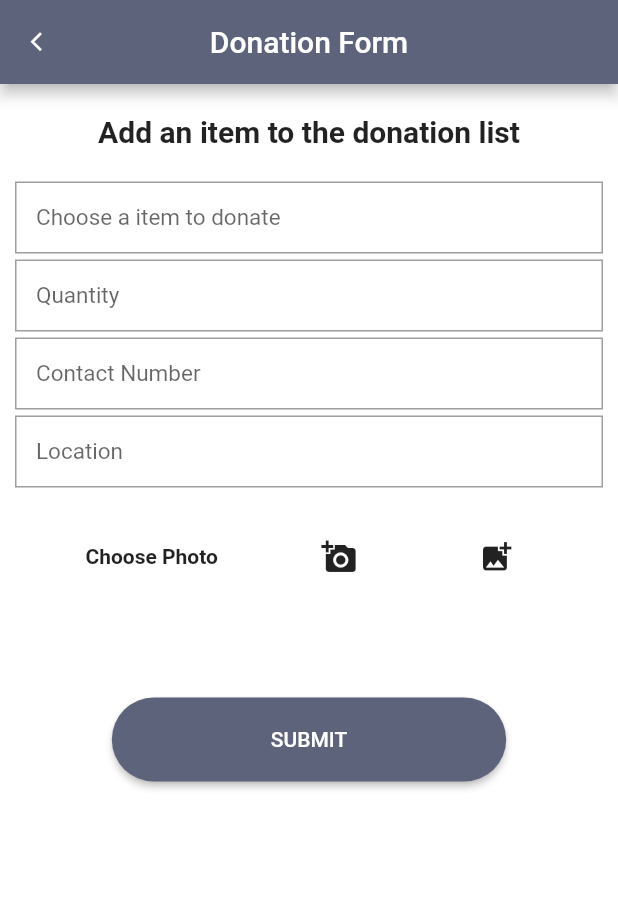
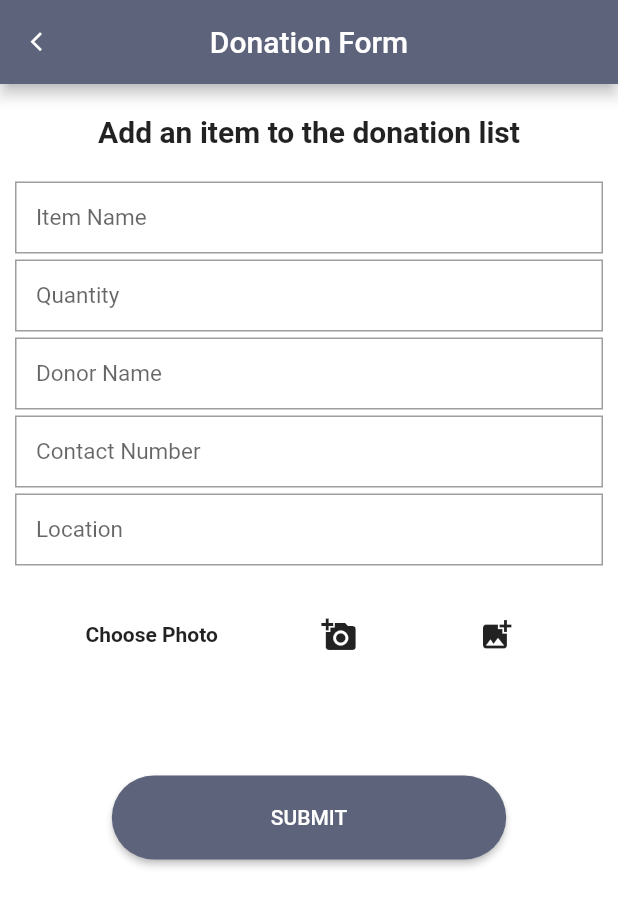
Before and after one commit to kv2905/charity-app, a Flutter app: the DonationForm screen opened by its route, after a tap on the "add a photo" icon, on a phone screen of 412 x 824 dp. Shown: the top 907 px of the screen. Run offline on Flutter 3.47's test engine with Material 2 defaults, Android fonts, the phone set to English and light mode, and no system bars; our stand-ins replace firebase_auth, firebase_storage, image_picker, permission_handler; missing offline and left inert: flutter_pdfview; accounts and stored records are empty.

Commit message:
create operation done.

```diff
--- a/lib/screens/donation_form.dart
+++ b/lib/screens/donation_form.dart
@@ -1,6 +1,9 @@
+import 'dart:io';
 import 'package:charityapp/widgets/custom_button.dart';
-import 'package:charityapp/widgets/form_input_field.dart';
+import 'package:firebase_storage/firebase_storage.dart';
 import 'package:flutter/material.dart';
+import 'package:image_picker/image_picker.dart';
+import 'package:path/path.dart' as Path;
 
 class DonationForm extends StatefulWidget {
   static const String id = 'donation_form';
@@ -9,6 +12,108 @@ class DonationForm extends StatefulWidget {
 }
 
 class _DonationFormState extends State<DonationForm> {
+  final _formKey = new GlobalKey<FormState>();
+  File _imageFile;
+  String _uploadedImageURL;
+  String _itemName;
+  String _quantity;
+  String _donorName;
+  String _contactNumber;
+  String _address;
+  String _image;
+  String _errorMessage;
+  bool _isLoading;
+
+  @override
+  void initState() {
+    _errorMessage = '';
+    _isLoading = false;
+    super.initState();
+  }
+
+  void alertUser(String title, String message) {
+    showDialog(
+        context: context,
+        builder: (BuildContext context) {
+          return AlertDialog(
+            title: Text(title),
+            content: Text(message),
+            actions: [
+              FlatButton(
+                child: Text('OK'),
+                onPressed: () {
+                  Navigator.pop(context);
+                  _formKey.currentState.reset();
+                  _errorMessage = "";
+                },
+              )
+            ],
+          );
+        }
+    );
+  }
+
+  Future uploadImage() async {
+    StorageReference reference = FirebaseStorage.instance.ref().child('images/${Path.basename(_imageFile.path)}');
+    StorageUploadTask uploadTask = reference.putFile(_imageFile);
+    await uploadTask.onComplete;
+    print('File Uploaded');
+    reference.getDownloadURL().then((fileURL) {
+      setState(() {
+        _uploadedImageURL = fileURL;
+      });
+    });
+  }
+
+  bool validateAndSave() {
+    final form = _formKey.currentState;
+    if (form.validate()) {
+      form.save();
+      return true;
+    }
+    return false;
+  }
+
+  // Perform login or signup
+  void validateAndSubmit() async {
+    if(_imageFile == null) {
+      alertUser('Alert', 'No image selected.');
+      return;
+    }
+    setState(() {
+      _errorMessage = "";
+      _isLoading = true;
+    });
+    if (validateAndSave()) {
+      String userId = "";
+      try {
+        await uploadImage();
+        setState(() {
+          _isLoading = false;
+        });
+      } catch (e) {
+        print('Error: $e');
+        setState(() {
+          _isLoading = false;
+          _errorMessage = e.message;
+          _formKey.currentState.reset();
+        });
+      }
+    }
+  }
+
+  Future getImage(bool isCamera) async {
+    File image;
+    if(isCamera) {
+      image = await ImagePicker.pickImage(source: ImageSource.camera);
+    }else {
+      image = await ImagePicker.pickImage(source: ImageSource.gallery);
+    }
+    setState(() {
+      _imageFile = image;
+    });
+  }
+
   @override
   Widget build(BuildContext context) {
     return Scaffold(
@@ -30,7 +135,10 @@ class _DonationFormState extends State<DonationForm> {
           },
         ),
       ),
-      body: Column(
+      body: Stack(
+        children: [
+          _showCircularProgress(),
+          Column(
             crossAxisAlignment: CrossAxisAlignment.center,
             children: [
               Container(
@@ -47,20 +155,14 @@ class _DonationFormState extends State<DonationForm> {
                 ),
               ),
               Form(
+                key: _formKey,
                 child: Column(
                   children: [
-                FormInputField(
-                  fieldName: 'Choose a item to donate',
-                ),
-                FormInputField(
-                  fieldName: 'Quantity',
-                ),
-                FormInputField(
-                  fieldName: 'Contact Number',
-                ),
-                FormInputField(
-                  fieldName: 'Location',
-                ),
+                    showFormField('Item Name', 1),
+                    showFormField('Quantity', 2),
+                    showFormField('Donor Name', 3),
+                    showFormField('Contact Number', 4),
+                    showFormField('Location', 5),
                     SizedBox(height: 20),
                     Row(
                       mainAxisAlignment: MainAxisAlignment.spaceEvenly,
@@ -68,11 +170,15 @@ class _DonationFormState extends State<DonationForm> {
                         Text('Choose Photo', style: TextStyle(fontWeight: FontWeight.bold),),
                         IconButton(
                           icon: Icon(Icons.add_a_photo),
-                      onPressed: (){},
+                          onPressed: (){
+                            getImage(true);
+                          },
                         ),
                         IconButton(
                           icon: Icon(Icons.add_photo_alternate),
-                      onPressed: (){},
+                          onPressed: (){
+                            getImage(false);
+                          },
                         ),
                       ],
                     ),
@@ -80,12 +186,90 @@ class _DonationFormState extends State<DonationForm> {
                     CustomButton(
                       buttonName: 'Submit',
                       onPressed: () {},
-                )
+                    ),
+                    showErrorMessage()
                   ],
                 ),
               ),
             ],
           ),
+        ],
+      ),
+    );
+  }
+
+  Widget _showCircularProgress() {
+    if (_isLoading) {
+      return Center(child: CircularProgressIndicator());
+    }
+    return Container(
+      height: 0.0,
+      width: 0.0,
+    );
+  }
+
+  Widget showFormField(String name, int type) {
+    return Padding(
+      padding: EdgeInsets.symmetric(vertical: 2, horizontal: 10),
+      child: TextFormField(
+        autofocus: false,
+        style: TextStyle(fontSize: 15.0, color: Colors.black),
+        decoration: InputDecoration(
+          border: InputBorder.none,
+          hintText: name,
+          filled: true,
+          fillColor: Colors.white70,
+          contentPadding:
+          const EdgeInsets.only(left: 14.0, bottom: 6.0, top: 8.0),
+          focusedBorder: OutlineInputBorder(
+              borderSide: BorderSide(color: Colors.black38),
+              borderRadius: BorderRadius.zero),
+          enabledBorder: OutlineInputBorder(
+              borderSide: BorderSide(color: Colors.grey),
+              borderRadius: BorderRadius.zero),
+        ),
+        validator: (value) => value.isEmpty ? "can\'t be empty" : null,
+        onTap: () {_isLoading = false;},
+        onSaved: (value) {
+          switch(type) {
+            case 1:
+              _itemName = value;
+              break;
+            case 2:
+              _quantity = value;
+              break;
+            case 3:
+              _donorName = value;
+              break;
+            case 4:
+              _contactNumber = value;
+              break;
+            case 5:
+              _address = value;
+              break;
+          }
+        },
+      ),
+    );
+  }
+
+  Widget showErrorMessage() {
+    if (_errorMessage.length > 0 && _errorMessage != null) {
+      return Text(
+        _errorMessage,
+        style: TextStyle(
+          fontSize: 13.0,
+          color: Colors.red,
+          height: 1.0,
+          fontWeight: FontWeight.w300,
+        ),
+      );
+    } else {
+      return Container(
+        height: 0.0,
       );
     }
   }
+
+
+}
--- a/lib/widgets/form_input_field.dart
+++ b/lib/widgets/form_input_field.dart
@@ -1,14 +1,15 @@
 import 'package:flutter/material.dart';
 
 class FormInputField extends StatelessWidget {
-  FormInputField({@required this.fieldName});
+  FormInputField({@required this.fieldName, this.onTap, this.onSaved, this.validator});
   final String fieldName;
+  final Function onTap, onSaved, validator;
 
   @override
   Widget build(BuildContext context) {
     return Padding(
       padding: EdgeInsets.symmetric(vertical: 2, horizontal: 10),
-      child: TextField(
+      child: TextFormField(
         autofocus: false,
         style: TextStyle(fontSize: 15.0, color: Colors.black),
         decoration: InputDecoration(
@@ -25,6 +26,9 @@ class FormInputField extends StatelessWidget {
               borderSide: BorderSide(color: Colors.grey),
               borderRadius: BorderRadius.zero),
         ),
+        validator: validator,
+        onTap: onTap,
+        onSaved: onSaved,
       ),
     );
   }
--- a/pubspec.yaml
+++ b/pubspec.yaml
@@ -34,6 +34,10 @@ dependencies:
   http: ^0.12.2
   path_provider: ^1.6.11
   permission_handler: 4.4.0
+  image_picker: ^0.6.7+4
+  firebase_core: ^0.4.5
+  cloud_firestore: ^0.13.7
+  firebase_storage: ^3.1.6
 
 dev_dependencies:
   flutter_test:
```
Also changed, not shown: lib/screens/login_signup_screen.dart (+10 -8 lines), pubspec.lock, 1 other file. Lines whose indentation alone changed are shown as unchanged.
